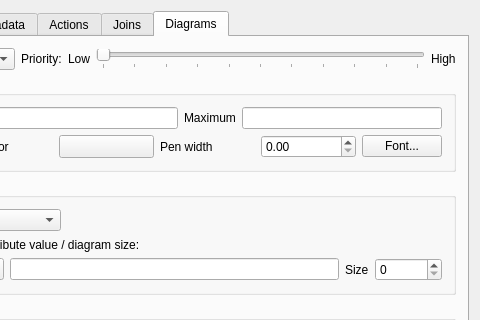
This is src/ui/qgsvectorlayerpropertiesbase.ui in kadas-albireo/kadas-albireo as Qt 5 draws it before an edit; both pictures show x 282 to 762 and y 0 to 320 of the 762 by 672 pixel window. The edited form follows.
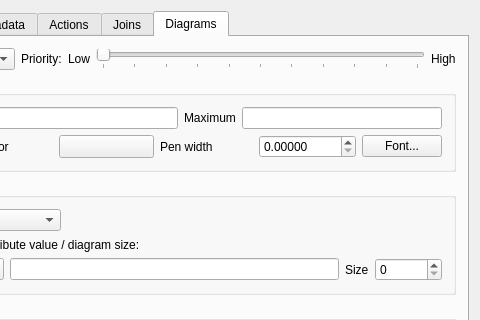
This is the edited form. The open tabs and pages were chosen to show the change. Icons and pictures are not drawn. Custom widgets are drawn as their Qt base class.

Diff of the .ui file:
```diff
--- a/src/ui/qgsvectorlayerpropertiesbase.ui
+++ b/src/ui/qgsvectorlayerpropertiesbase.ui
@@ -825,6 +825,9 @@
             </item>
             <item>
              <widget class="QDoubleSpinBox" name="mPenWidthSpinBox">
+              <property name="decimals">
+               <number>5</number>
+              </property>
               <property name="maximum">
                <double>99999.990000000005239</double>
               </property>
```
